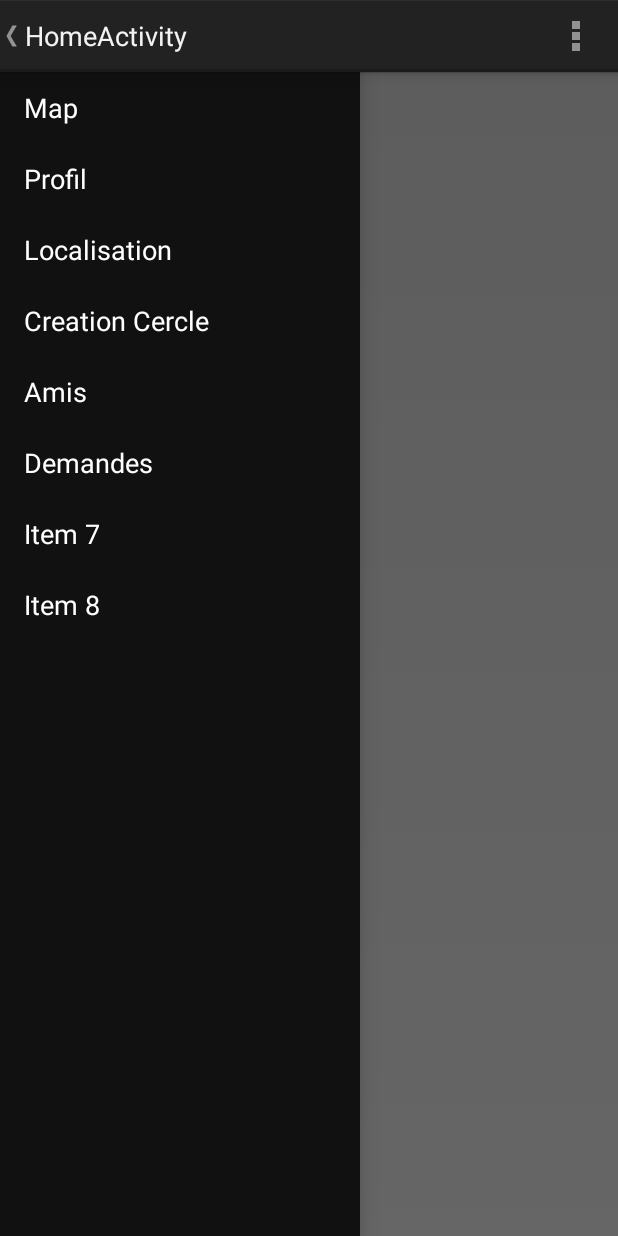
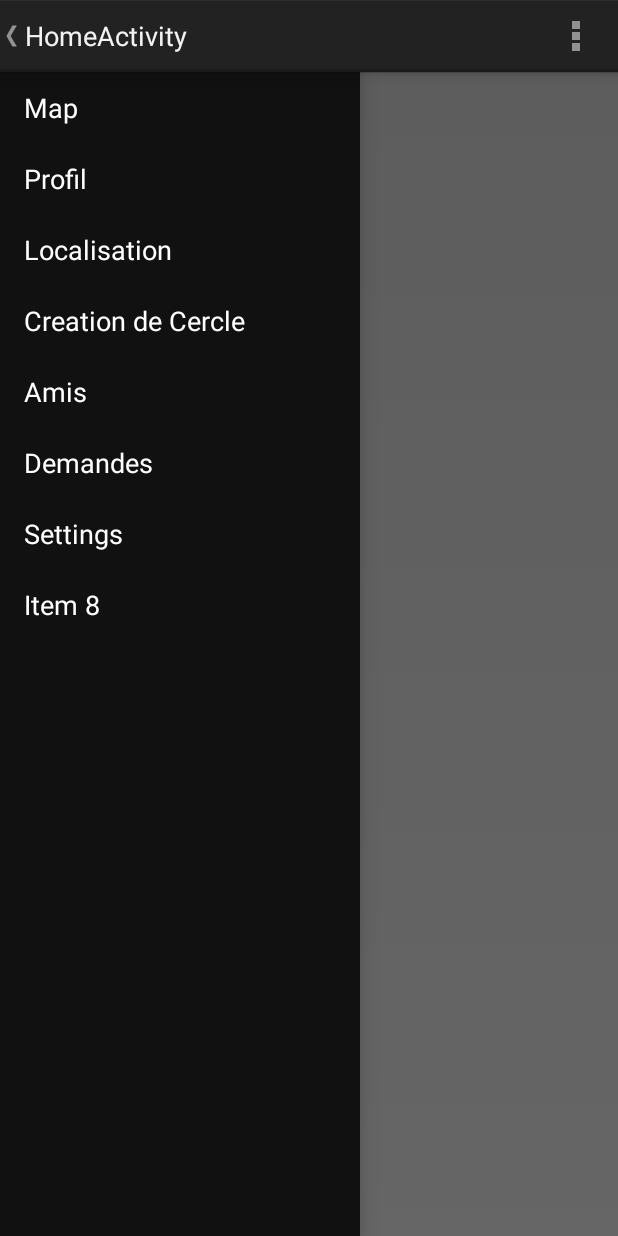
Before and after one commit to fulleco/moveon, an Android app: the HomeActivity screen opened directly, with no data from a screen before it, with the side drawer open, on a phone screen of 412 x 824 dp. Run offline under Robolectric (Android 15) with nearby library versions, the phone set to English and light mode, and no system bars; libraries missing offline, so code that uses them is left out: com.sothree.slidinguppanel, org.apache.commons; 23 statements that could not run were skipped.

Commit message:
debut settings + correction bug chargement d'appli

```diff
--- a/ProjectMoveOn/app/src/main/java/com/application/moveon/HomeActivity.java
+++ b/ProjectMoveOn/app/src/main/java/com/application/moveon/HomeActivity.java
@@ -37,6 +37,7 @@ import com.application.moveon.cercle.FragmentCreateCercle;
 import com.application.moveon.ftp.FtpDownloadTask;
 import com.application.moveon.map.FragmentLocationChooser;
 import com.application.moveon.map.FragmentMap;
+import com.application.moveon.menu.FragmentSettings;
 import com.application.moveon.profil.FragmentEditProfil;
 import com.application.moveon.friends.FragmentFriends;
 import com.application.moveon.profil.FragmentViewProfil;
@@ -68,6 +69,7 @@ public class HomeActivity extends FragmentActivity {
     private FragmentCreateCercle fragmentCreateCercle = new FragmentCreateCercle();
     private FragmentFriends fragmentFriends = new FragmentFriends();
     private FragmentFriendDemands fragmentFriendDemands = new FragmentFriendDemands();
+    private FragmentSettings fragmentSettings = new FragmentSettings();
 
 
     private Fragment currentFragment;
@@ -82,6 +84,7 @@ public class HomeActivity extends FragmentActivity {
     private static final int CREATE_CERCLE_INDEX = 3;
     private static final int FRIENDS = 4;
     private static final int DEMANDS = 5;
+    private static final int SETTINGS = 6;
 
     private int RESULT_LOAD_IMAGE = 0;
 
@@ -143,7 +146,6 @@ public class HomeActivity extends FragmentActivity {
         tools = new com.application.moveon.tools.ToolBox(this);
 
         session = new SessionManager(this);
-        session.checkLogin(false);
 
         HashMap<String, String> userInfos = session.getUserDetails();
         String idUser = userInfos.get(SessionManager.KEY_ID);
@@ -219,6 +221,7 @@ public class HomeActivity extends FragmentActivity {
     @Override
     public void onResume(){
         super.onResume();
+
         AlarmManager am = (AlarmManager) getSystemService(ALARM_SERVICE);
 
         Intent intentNotifications = new Intent(
@@ -229,6 +232,12 @@ public class HomeActivity extends FragmentActivity {
         am.setInexactRepeating(AlarmManager.ELAPSED_REALTIME_WAKEUP,
                 SystemClock.elapsedRealtime() + 10 * 1000,
                 10 * 1000, pi);
+    }
+
+    @Override
+    public void onStart(){
+        super.onStart();
+        session.checkLogin(false);
     }
 
     /* Called whenever we call invalidateOptionsMenu() */
@@ -341,6 +350,9 @@ public class HomeActivity extends FragmentActivity {
             case DEMANDS :
                 switchFragment(fragmentFriendDemands);
                 break;
+            case SETTINGS :
+                switchFragment(fragmentSettings);
+                break;
 
             default :
                 fragmentManager.beginTransaction()
--- /dev/null
+++ b/ProjectMoveOn/app/src/main/java/com/application/moveon/menu/FragmentSettings.java
@@ -0,0 +1,23 @@
+package com.application.moveon.menu;
+
+import android.os.Bundle;
+import android.preference.PreferenceFragment;
+
+import com.application.moveon.R;
+
+/**
+ * Created by Quentin Bitschene on 20/02/2015.
+ */
+public class FragmentSettings extends PreferenceFragment {
+
+
+    @Override
+    public void onCreate(Bundle savedInstanceState) {
+        super.onCreate(savedInstanceState);
+
+        addPreferencesFromResource(R.xml.preferences);
+
+
+    }
+
+}
--- a/ProjectMoveOn/app/src/main/res/values/strings.xml
+++ b/ProjectMoveOn/app/src/main/res/values/strings.xml
@@ -19,10 +19,10 @@
         <item>Map</item>
         <item>Profil</item>
         <item>Localisation</item>
-        <item>Creation Cercle</item>
+        <item>Creation de Cercle</item>
         <item>Amis</item>
         <item>Demandes</item>
-        <item>Item 7</item>
+        <item>Settings</item>
         <item>Item 8</item>
     </string-array>
 
@@ -48,4 +48,13 @@
     <string name="tab_info_cercle">Infos Cercle</string>
     <string name="tab_list_cercle">Liste Cercle</string>
 
+    <string name="pref_sync">Notifications</string>
+    <string name="pref_sync_summ">Permet de ne plus recevoir de notification.</string>
+
+    <string name="pref_loc">Montrer sa position</string>
+    <string name="pref_loc_summ">Permet de montrer sa position aux autres.</string>
+
+    <string name="pref_refresh">Taux de rafraichissement</string>
+    <string name="pref_refresh_summ">Permet de mettre à jour plus ou moins souvent ses notifications.</string>
+
 </resources>
--- /dev/null
+++ b/ProjectMoveOn/app/src/main/res/xml/preferences.xml
@@ -0,0 +1,22 @@
+<?xml version="1.0" encoding="utf-8"?>
+<PreferenceScreen xmlns:android="http://schemas.android.com/apk/res/android">
+    <SwitchPreference
+        android:key="pref_sync"
+        android:title="@string/pref_sync"
+        android:summary="@string/pref_sync_summ"
+        android:defaultValue="true" />
+
+    <SwitchPreference
+        android:key="pref_loc"
+        android:title="@string/pref_loc"
+        android:summary="@string/pref_loc_summ"
+        android:defaultValue="true" />
+
+    <com.application.moveon.tools.NumberPickerPreference
+        android:key="MY_PICKER"
+        android:title="@string/pref_refresh"
+        android:summary="@string/pref_refresh_summ"
+        android:defaultValue="15"
+        android:persistent="true"/>
+
+</PreferenceScreen>
```
Also changed, not shown: ProjectMoveOn/app/src/main/java/com/application/moveon/provider/ProviderService.java (+5 -3 lines), ProjectMoveOn/app/src/main/java/com/application/moveon/tools/NumberPickerPreference.java (added, +156 -0 lines), ProjectMoveOn/app/src/main/res/layout/dialog_number_picker.xml (added, +14 -0 lines).
